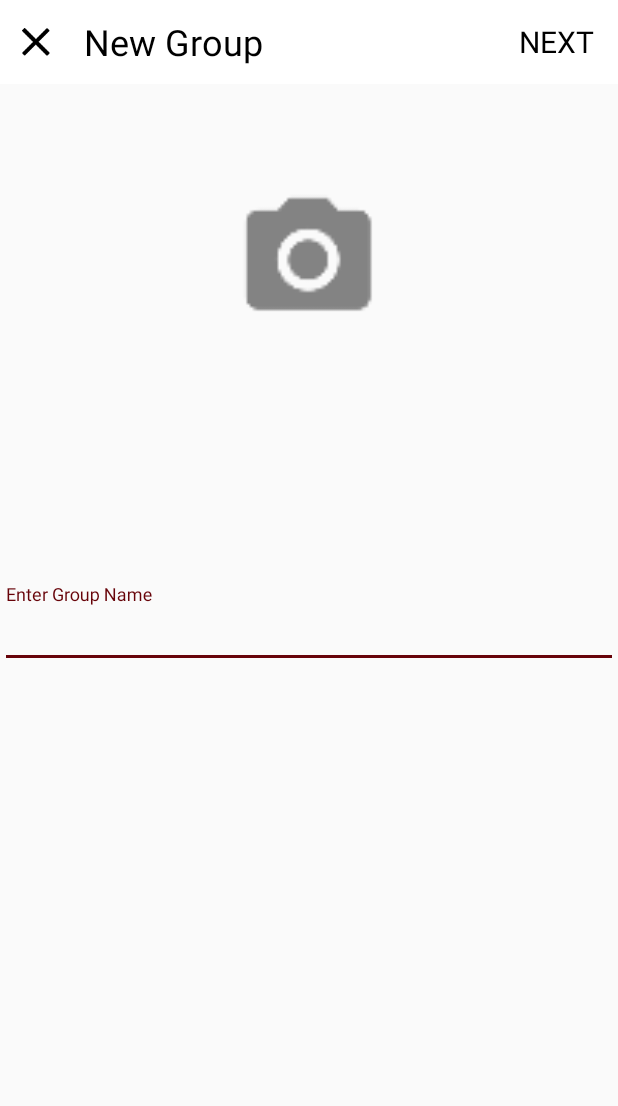
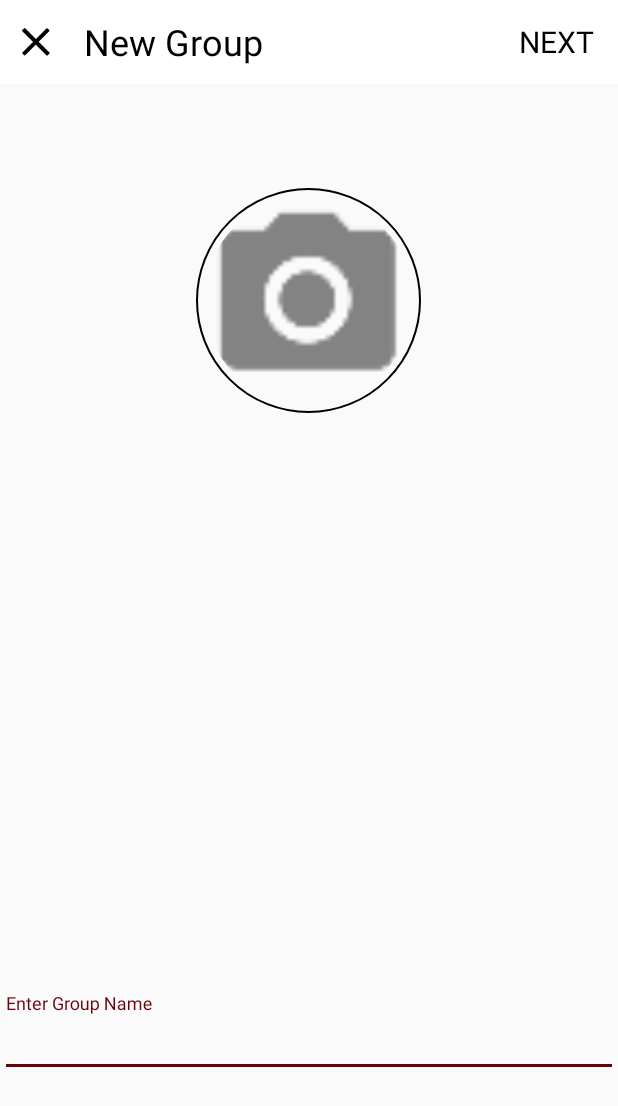
Before and after one commit to harshLFC/GroupEasy_v2, an Android app: the CreateGroupActivity screen opened directly, with no data from a screen before it, on a phone screen of 412 x 824 dp. Shown: the top 1106 px of the screen. Run offline under Robolectric (Android 15) with nearby library versions, the light colour scheme and no system bars; our stand-ins replace CircleImageView, Firebase (no records; nobody signed in at launch, a user with empty details on screens opened directly), Picasso; libraries missing offline, so code that uses them is left out: com.theartofdev.edmodo; pictures from the network do not load.

Commit message:
Bugs: New groupImage picker sending data bug solved.
Solved:
Group data populating list view, Group pushing data.
Onclick listener added to RecyclerView Adapter class, Login done, logout done.
 Profile edit done, Create group picture upload done.
Basic chatroom done, logout error solved.
Trial adapter class getting data.
Creating groups bug solved

```diff
--- a/app/src/main/java/example/com/groupeasy/activities/CreateGroupActivity.java
+++ b/app/src/main/java/example/com/groupeasy/activities/CreateGroupActivity.java
@@ -1,12 +1,11 @@
 package example.com.groupeasy.activities;
 
+import android.app.Activity;
 import android.content.Context;
 import android.content.Intent;
 import android.net.Uri;
 import android.os.Bundle;
 import android.support.annotation.NonNull;
-import android.support.design.widget.FloatingActionButton;
-import android.support.design.widget.Snackbar;
 import android.support.v7.app.AppCompatActivity;
 import android.support.v7.widget.Toolbar;
 import android.view.View;
@@ -19,6 +18,8 @@ import com.google.android.gms.tasks.OnCompleteListener;
 import com.google.android.gms.tasks.OnFailureListener;
 import com.google.android.gms.tasks.OnSuccessListener;
 import com.google.android.gms.tasks.Task;
+import com.google.firebase.auth.FirebaseAuth;
+import com.google.firebase.auth.FirebaseUser;
 import com.google.firebase.database.DatabaseReference;
 import com.google.firebase.database.FirebaseDatabase;
 import com.google.firebase.storage.FirebaseStorage;
@@ -29,7 +30,9 @@ import com.theartofdev.edmodo.cropper.CropImage;
 import com.theartofdev.edmodo.cropper.CropImageView;
 
 import java.io.File;
+import java.util.Random;
 
+import de.hdodenhof.circleimageview.CircleImageView;
 import example.com.groupeasy.R;
 import example.com.groupeasy.editProfileActivity;
 import example.com.groupeasy.pojo.chatPOJO;
@@ -38,9 +41,11 @@ import example.com.groupeasy.pojo.new_groups;
 public class CreateGroupActivity extends AppCompatActivity {
 
     private Context context;
-    private ImageView ivClose, groupDP;
+    private ImageView ivClose;
+    private CircleImageView groupDP;
     private TextView next;
     private EditText input;
+    String tempChar = random();
 
     //initilize elements
     //database
@@ -55,8 +60,19 @@ public class CreateGroupActivity extends AppCompatActivity {
         context = CreateGroupActivity.this;
 //        Toolbar toolbar = (Toolbar) findViewById(R.id.toolbar);
 //        setSupportActionBar(toolbar);
+
+
+
+        Context mContext;
+
         initElementsWithIds();
         initElementsWithListeners();
+
+//        Picasso.with(getApplicationContext())
+//                .load(R.drawable.ic_default_groups)
+//                .resize(100,100)
+//                .centerCrop()
+//                .into(groupDP);
     }
 
     private void initElementsWithListeners() {
@@ -74,7 +90,7 @@ public class CreateGroupActivity extends AppCompatActivity {
             @Override
             public void onClick(View v) {
 
-                Toast.makeText(context, "Will open gallery",Toast.LENGTH_LONG).show();
+//                Toast.makeText(context, "Will open gallery",Toast.LENGTH_LONG).show();
 
                 CropImage.activity()
                         .setGuidelines(CropImageView.Guidelines.ON)
@@ -90,10 +106,15 @@ public class CreateGroupActivity extends AppCompatActivity {
             public void onClick(View v) {
 
                 final String groupName = input.getText().toString();
+                FirebaseUser current_user = FirebaseAuth.getInstance().getCurrentUser();
+                String uid = current_user.getUid();
+                String Groupuid = groupRef.getKey();
+
                 String members = "";
                 final String icon = "";
-                final String admin = "this is admin";
+                final String admin = uid;
                 final String last_msg = "";
+
 
                 if(groupName.isEmpty() || groupName == "" || !groupName.matches(".*\\w.*")){
 
@@ -101,14 +122,24 @@ public class CreateGroupActivity extends AppCompatActivity {
                 }
 // else the entered string will be pushed to the firebase database reference
 
+                else if(groupDP == null){
+                    Toast.makeText(CreateGroupActivity.this, "group is null put code here",Toast.LENGTH_LONG).show();
+                }
+
                 else {
 
                     mStorageRef = FirebaseStorage.getInstance().getReference();
-                    final StorageReference filePath = mStorageRef.child("group_image").child("try"+".jpg");
+
+                    //This code is not pushing image ??
+
+                    final StorageReference filePath = mStorageRef.child("group_image").child(tempChar+".jpg");
+
+//                    if(groupDP.equals(R.drawable.ic_default_groups))
 
                     filePath.getDownloadUrl().addOnSuccessListener(new OnSuccessListener<Uri>() {
                         @Override
                         public void onSuccess(Uri uri) {
+
 
 //                            String download_url = taskSnapshot.getDownloadUrl().toString();
 
@@ -120,9 +151,24 @@ public class CreateGroupActivity extends AppCompatActivity {
                             startActivity(intent);
                             finish();
                         }
+
                     });
 
+                    filePath.getDownloadUrl().addOnFailureListener(new OnFailureListener() {
+                        @Override
+                        public void onFailure(@NonNull Exception e) {
 
+                            String defaultImage = "https://firebasestorage.googleapis.com/v0/b/groupiz-4bde3.appspot.com/o/group_image%2Fic_default_groups.png?alt=media&token=645c5e94-6ed7-4fc9-a422-09830206454d";
+
+                            new_groups newGroups = new new_groups(admin,defaultImage,last_msg,groupName);
+
+                            groupRef.push().setValue(newGroups);
+
+                            Intent intent = new Intent(context,DashboardActivity.class);
+                            startActivity(intent);
+                            finish();
+                        }
+                    });
                 }
             }
         });
@@ -130,9 +176,11 @@ public class CreateGroupActivity extends AppCompatActivity {
 
     private void initElementsWithIds() {
         ivClose = (ImageView) findViewById(R.id.iv_close);
-        groupDP = (ImageView) findViewById(R.id.GroupDPImageView);
+        groupDP = (CircleImageView) findViewById(R.id.GroupDPImageView);
         next = (TextView) findViewById(R.id.next);
         input = (EditText) findViewById(R.id.input);
+
+
     }
 
     @Override
@@ -165,7 +213,9 @@ public class CreateGroupActivity extends AppCompatActivity {
 
                 Uri file = Uri.fromFile(new File(image_uri));
                 mStorageRef = FirebaseStorage.getInstance().getReference();
-                StorageReference filePath = mStorageRef.child("group_image").child("try"+".jpg");
+
+                //this code is pushing image
+                StorageReference filePath = mStorageRef.child("group_image").child(tempChar+".jpg");
 
                 filePath.putFile(resultUri)
                         .addOnSuccessListener(new OnSuccessListener<UploadTask.TaskSnapshot>() {
@@ -207,4 +257,16 @@ public class CreateGroupActivity extends AppCompatActivity {
             }
         }
     }
+
+    public static String random() {
+        Random generator = new Random();
+        StringBuilder randomStringBuilder = new StringBuilder();
+        int randomLength = generator.nextInt(10);
+        char tempChar;
+        for (int i = 0; i < randomLength; i++){
+            tempChar = (char) (generator.nextInt(96) + 32);
+            randomStringBuilder.append(tempChar);
+        }
+        return randomStringBuilder.toString();
+    }
 }
--- a/app/src/main/res/layout/content_create_group.xml
+++ b/app/src/main/res/layout/content_create_group.xml
@@ -48,25 +48,26 @@
 
     </LinearLayout>
 
-    <ImageView
-        android:layout_width="match_parent"
-        android:layout_height="99dp"
+    <de.hdodenhof.circleimageview.CircleImageView
+        android:layout_width="150dp"
         android:src="@drawable/ic_camera_black"
-        android:layout_marginTop="68dp"
+        android:id="@+id/GroupDPImageView"
+        android:layout_marginTop="69dp"
         app:layout_constraintRight_toRightOf="parent"
         app:layout_constraintLeft_toLeftOf="parent"
-        android:id="@+id/GroupDPImageView"
+        android:layout_height="150dp"
+        android:background="@drawable/oval_group_shape"
         android:layout_below="@+id/toolbar_layout"
-        android:layout_alignParentLeft="true"
-        android:layout_alignParentStart="true"
-        />
+        android:padding="5dp"
+        android:layout_centerHorizontal="true" />
 
-    <android.support.design.widget.TextInputLayout
+       <android.support.design.widget.TextInputLayout
         android:layout_width="match_parent"
         android:layout_height="wrap_content"
-        android:layout_below="@+id/GroupDPImageView"
-        android:layout_centerHorizontal="true"
-        android:layout_marginTop="166dp">
+           android:layout_alignParentBottom="true"
+           android:layout_alignParentLeft="true"
+           android:layout_alignParentStart="true"
+           android:layout_marginBottom="106dp">
 
         <EditText
             android:layout_width="match_parent"
```
